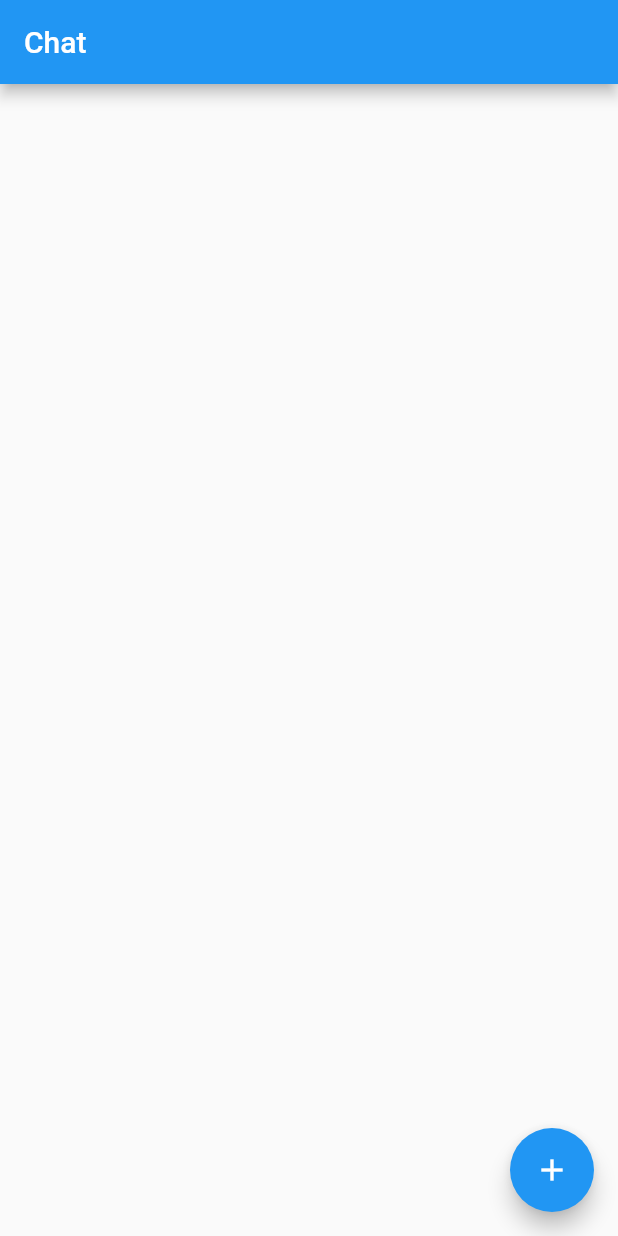
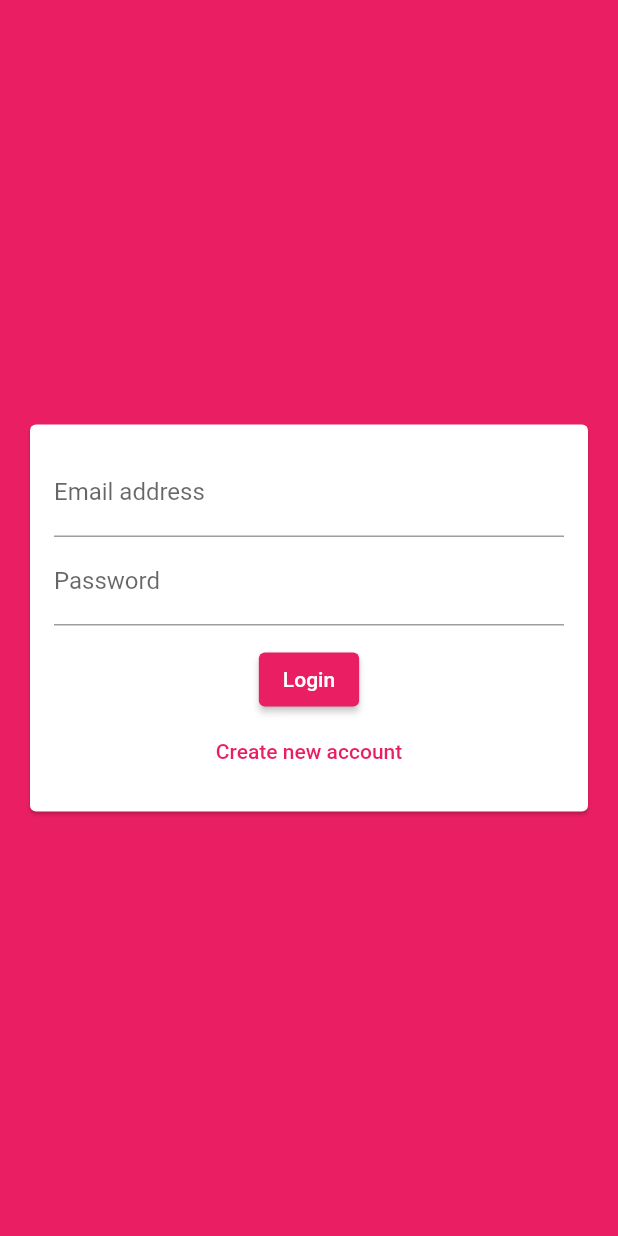
Before and after one commit to santiagobonessi/chat_app, a Flutter app: the screen it shows after launch, on a phone screen of 412 x 824 dp. Run offline on Flutter 3.47's test engine with Material 2 defaults, Android fonts, the phone set to English and light mode, and no system bars; our stand-ins replace cloud_firestore, firebase_auth, firebase_core; accounts and stored records are empty.

Commit message:
Add auth login and signup to Firesbase

```diff
--- a/lib/main.dart
+++ b/lib/main.dart
@@ -1,7 +1,7 @@
 import 'package:firebase_core/firebase_core.dart';
 import 'package:flutter/material.dart';
 
-import './screens/chat_screen.dart';
+import './screens/auth_screen.dart';
 
 void main() => runApp(MyApp());
 
@@ -12,10 +12,21 @@ class MyApp extends StatelessWidget {
     Firebase.initializeApp();
     return MaterialApp(
       title: 'Chat App',
+      debugShowCheckedModeBanner: false,
       theme: ThemeData(
-        primarySwatch: Colors.blue,
+        primarySwatch: Colors.pink,
+        backgroundColor: Colors.pink,
+        accentColor: Colors.deepPurple,
+        accentColorBrightness: Brightness.dark,
+        buttonTheme: ButtonTheme.of(context).copyWith(
+          buttonColor: Colors.pink,
+          textTheme: ButtonTextTheme.primary,
+          shape: RoundedRectangleBorder(
+            borderRadius: BorderRadius.circular(20),
+          ),
+        ),
       ),
-      home: ChatScreen(),
+      home: AuthScreen(),
     );
   }
 }
--- a/lib/screens/auth_screen.dart
+++ b/lib/screens/auth_screen.dart
@@ -0,0 +1,45 @@
+import 'package:firebase_auth/firebase_auth.dart';
+import 'package:flutter/material.dart';
+
+import '../widgets/auth_form.dart';
+
+class AuthScreen extends StatefulWidget {
+  @override
+  _AuthScreenState createState() => _AuthScreenState();
+}
+
+class _AuthScreenState extends State<AuthScreen> {
+  final _auth = FirebaseAuth.instance;
+
+  void _submitAuthForm(String email, String password, String username, bool isLogin) async {
+    UserCredential userCredetial;
+    try {
+      if (isLogin) {
+        userCredetial = await _auth.signInWithEmailAndPassword(email: email, password: password);
+      } else {
+        userCredetial = await _auth.createUserWithEmailAndPassword(email: email, password: password);
+      }
+      print(userCredetial.user);
+    } catch (error) {
+      var message = 'An error occurred, please check your cerdentials!';
+      if (error.message != null) {
+        message = error.message;
+      }
+
+      ScaffoldMessenger.of(context).showSnackBar(
+        SnackBar(
+          content: Text(message),
+          backgroundColor: Theme.of(context).errorColor,
+        ),
+      );
+    }
+  }
+
+  @override
+  Widget build(BuildContext context) {
+    return Scaffold(
+      backgroundColor: Theme.of(context).primaryColor,
+      body: AuthForm(_submitAuthForm),
+    );
+  }
+}
--- /dev/null
+++ b/lib/widgets/auth_form.dart
@@ -0,0 +1,110 @@
+import 'package:flutter/material.dart';
+
+class AuthForm extends StatefulWidget {
+  AuthForm(this.submitAuth);
+
+  final void Function(
+    String email,
+    String password,
+    String userName,
+    bool isLogin,
+  ) submitAuth;
+
+  @override
+  _AuthFormState createState() => _AuthFormState();
+}
+
+class _AuthFormState extends State<AuthForm> {
+  final _formKey = GlobalKey<FormState>();
+  var _isLogin = true;
+  var _userEmail = '';
+  var _userName = '';
+  var _userPassword = '';
+
+  void _submit() {
+    final isValid = _formKey.currentState.validate();
+    FocusScope.of(context).unfocus();
+
+    if (isValid) {
+      _formKey.currentState.save();
+      widget.submitAuth(_userEmail.trim(), _userPassword, _userName, _isLogin);
+    }
+  }
+
+  @override
+  Widget build(BuildContext context) {
+    return Center(
+      child: Card(
+        margin: EdgeInsets.all(20),
+        child: SingleChildScrollView(
+          child: Padding(
+            padding: EdgeInsets.all(16),
+            child: Form(
+              key: _formKey,
+              child: Column(
+                mainAxisSize: MainAxisSize.min,
+                children: [
+                  TextFormField(
+                    key: ValueKey('email'),
+                    validator: (value) {
+                      if (value.isEmpty || !value.contains('@')) {
+                        return 'Please enter a valid email address.';
+                      }
+                      return null;
+                    },
+                    decoration: InputDecoration(labelText: 'Email address'),
+                    keyboardType: TextInputType.emailAddress,
+                    onSaved: (value) {
+                      _userEmail = value;
+                    },
+                  ),
+                  if (!_isLogin)
+                    TextFormField(
+                      key: ValueKey('username'),
+                      validator: (value) {
+                        if (value.isEmpty || value.length < 4) {
+                          return 'Username must be at least 4 characters long.';
+                        }
+                        return null;
+                      },
+                      decoration: InputDecoration(labelText: 'Username'),
+                      onSaved: (value) {
+                        _userName = value;
+                      },
+                    ),
+                  TextFormField(
+                    key: ValueKey('password'),
+                    validator: (value) {
+                      if (value.isEmpty || value.length < 7) {
+                        return 'Password must be at least 7 characters long.';
+                      }
+                      return null;
+                    },
+                    decoration: InputDecoration(labelText: 'Password'),
+                    obscureText: true,
+                    onSaved: (value) {
+                      _userPassword = value;
+                    },
+                  ),
+                  SizedBox(height: 12),
+                  ElevatedButton(
+                    onPressed: _submit,
+                    child: Text(_isLogin ? 'Login' : 'Signup'),
+                  ),
+                  TextButton(
+                    onPressed: () {
+                      setState(() {
+                        _isLogin = !_isLogin;
+                      });
+                    },
+                    child: Text(_isLogin ? 'Create new account' : 'I already have an account'),
+                  ),
+                ],
+              ),
+            ),
+          ),
+        ),
+      ),
+    );
+  }
+}
--- a/pubspec.yaml
+++ b/pubspec.yaml
@@ -14,7 +14,7 @@ description: A new Flutter project.
 version: 1.0.0+1
 
 environment:
-  sdk: ">=2.1.0 <3.0.0"
+  sdk: ">=2.3.0 <3.0.0"
 
 dependencies:
   flutter:
@@ -25,6 +25,7 @@ dependencies:
   cupertino_icons: ^0.1.2
   firebase_core: ^1.10.0
   cloud_firestore: ^3.1.0
+  firebase_auth: ^3.2.0
 
 dev_dependencies:
   flutter_test:
```
Also changed, not shown: pubspec.lock, 1 other file.
